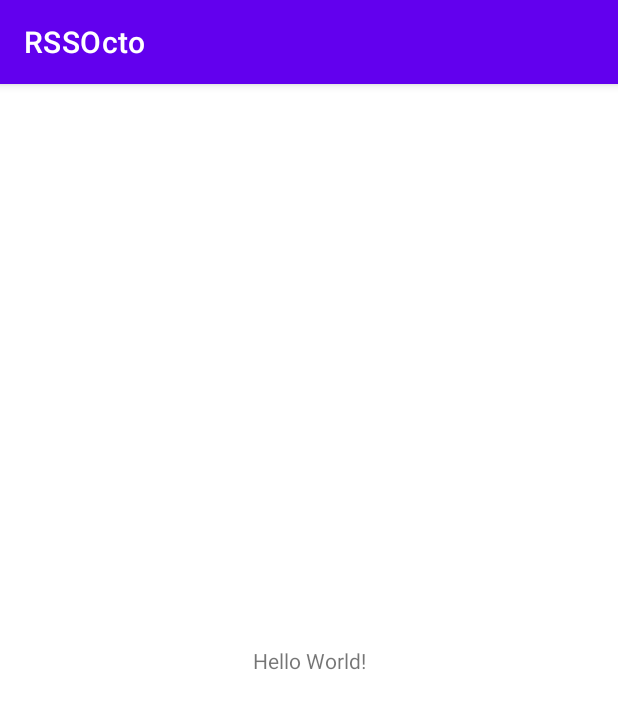
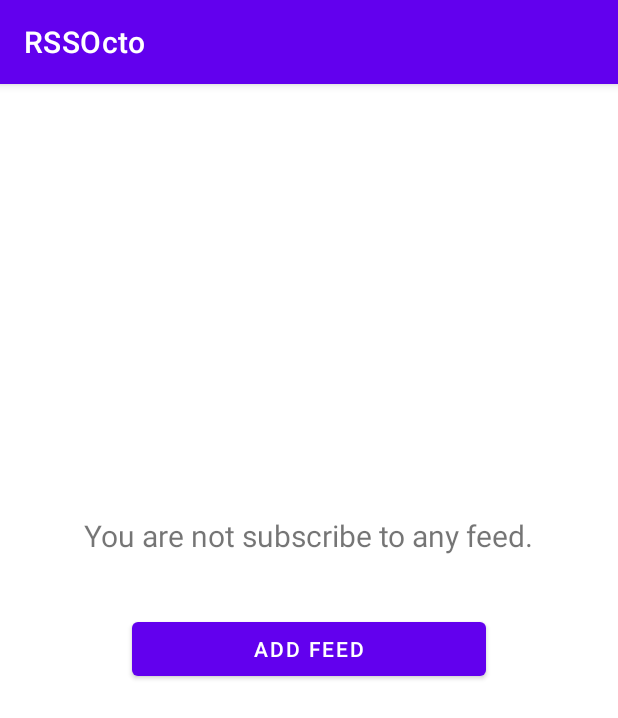
Before and after one commit to wongweilok/RSSOcto, an Android app: the screen it shows after launch (MainActivity), on a phone screen of 412 x 824 dp. Shown: the top 718 px of the screen. Run offline under Robolectric (Android 15) with nearby library versions, the phone set to English and light mode, and no system bars.

Commit message:
feat: Add NavGraph for navigating between fragments

```diff
--- a/app/build.gradle
+++ b/app/build.gradle
@@ -37,6 +37,7 @@ android {
 
     buildFeatures {
         dataBinding true
+        viewBinding true
     }
 }
 
--- /dev/null
+++ b/app/src/main/java/com/weilok/rssocto/AddFeedFragment.kt
@@ -0,0 +1,6 @@
+package com.weilok.rssocto
+
+import androidx.fragment.app.Fragment
+
+class AddFeedFragment : Fragment(R.layout.fragment_add_feed) {
+}
--- /dev/null
+++ b/app/src/main/java/com/weilok/rssocto/HomeFragment.kt
@@ -0,0 +1,21 @@
+package com.weilok.rssocto
+
+import android.os.Bundle
+import android.view.View
+import androidx.fragment.app.Fragment
+import androidx.navigation.fragment.findNavController
+import com.weilok.rssocto.databinding.FragmentHomeBinding
+
+class HomeFragment : Fragment(R.layout.fragment_home) {
+    private lateinit var binding: FragmentHomeBinding
+
+    override fun onViewCreated(view: View, savedInstanceState: Bundle?) {
+        super.onViewCreated(view, savedInstanceState)
+
+        binding = FragmentHomeBinding.bind(view)
+        binding.btnAddFeed.setOnClickListener {
+            val action = HomeFragmentDirections.actionHomeFragmentToAddFeedFragment()
+            findNavController().navigate(action)
+        }
+    }
+}
--- a/app/src/main/res/layout/activity_main.xml
+++ b/app/src/main/res/layout/activity_main.xml
@@ -6,13 +6,16 @@
     android:layout_height="match_parent"
     tools:context=".MainActivity">
 
-    <TextView
-        android:layout_width="wrap_content"
-        android:layout_height="wrap_content"
-        android:text="Hello World!"
+    <androidx.fragment.app.FragmentContainerView
+        android:id="@+id/nav_host_fragment"
+        android:name="androidx.navigation.fragment.NavHostFragment"
+        android:layout_width="match_parent"
+        android:layout_height="match_parent"
+        app:defaultNavHost="true"
         app:layout_constraintBottom_toBottomOf="parent"
         app:layout_constraintLeft_toLeftOf="parent"
         app:layout_constraintRight_toRightOf="parent"
-        app:layout_constraintTop_toTopOf="parent" />
+        app:layout_constraintTop_toTopOf="parent"
+        app:navGraph="@navigation/nav_map" />
 
 </androidx.constraintlayout.widget.ConstraintLayout>
--- /dev/null
+++ b/app/src/main/res/layout/fragment_home.xml
@@ -0,0 +1,34 @@
+<?xml version="1.0" encoding="utf-8"?>
+<androidx.constraintlayout.widget.ConstraintLayout xmlns:android="http://schemas.android.com/apk/res/android"
+    xmlns:app="http://schemas.android.com/apk/res-auto"
+    xmlns:tools="http://schemas.android.com/tools"
+    android:layout_width="match_parent"
+    tools:context=".HomeFragment"
+    android:layout_height="match_parent">
+
+    <TextView
+        android:id="@+id/tvNoFeed"
+        android:layout_width="wrap_content"
+        android:layout_height="wrap_content"
+        android:layout_marginTop="250dp"
+        android:text="@string/no_feed_message"
+        android:textSize="20sp"
+        app:layout_constraintBottom_toTopOf="@+id/btnAddFeed"
+        app:layout_constraintEnd_toEndOf="parent"
+        app:layout_constraintStart_toStartOf="parent"
+        app:layout_constraintTop_toTopOf="parent" />
+
+    <Button
+        android:id="@+id/btnAddFeed"
+        android:layout_width="0dp"
+        android:layout_height="wrap_content"
+        android:layout_marginStart="32dp"
+        android:layout_marginEnd="32dp"
+        android:layout_marginBottom="330dp"
+        android:text="@string/btn_add_feed"
+        app:layout_constraintBottom_toBottomOf="parent"
+        app:layout_constraintEnd_toEndOf="@+id/tvNoFeed"
+        app:layout_constraintStart_toStartOf="@+id/tvNoFeed"
+        app:layout_constraintTop_toBottomOf="@+id/tvNoFeed" />
+
+</androidx.constraintlayout.widget.ConstraintLayout>
--- /dev/null
+++ b/app/src/main/res/navigation/nav_map.xml
@@ -0,0 +1,26 @@
+<?xml version="1.0" encoding="utf-8"?>
+<navigation xmlns:android="http://schemas.android.com/apk/res/android"
+    xmlns:app="http://schemas.android.com/apk/res-auto"
+    xmlns:tools="http://schemas.android.com/tools"
+    android:id="@+id/nav_map"
+    app:startDestination="@id/homeFragment">
+
+    <fragment
+        android:id="@+id/homeFragment"
+        android:name="com.weilok.rssocto.HomeFragment"
+        android:label="fragment_home"
+        tools:layout="@layout/fragment_home" >
+        <action
+            android:id="@+id/action_homeFragment_to_addFeedFragment"
+            app:destination="@id/addFeedFragment"
+            app:enterAnim="@anim/nav_default_enter_anim"
+            app:exitAnim="@anim/nav_default_exit_anim"
+            app:popEnterAnim="@anim/nav_default_pop_enter_anim"
+            app:popExitAnim="@anim/nav_default_pop_exit_anim" />
+    </fragment>
+    <fragment
+        android:id="@+id/addFeedFragment"
+        android:name="com.weilok.rssocto.AddFeedFragment"
+        android:label="fragment_add_feed"
+        tools:layout="@layout/fragment_add_feed" />
+</navigation>
--- a/app/src/main/res/values/strings.xml
+++ b/app/src/main/res/values/strings.xml
@@ -1,3 +1,13 @@
 <resources>
     <string name="app_name">RSSOcto</string>
+
+    <!-- TextView -->
+    <string name="no_feed_message">You are not subscribe to any feed.</string>
+
+    <!-- Button -->
+    <string name="btn_add_feed">Add Feed</string>
+    <string name="btn_add">Add</string>
+
+    <!-- EditText -->
+    <string name="et_feed_url_hint">Feed URL</string>
 </resources>
```
Also changed, not shown: app/src/main/res/layout/fragment_add_feed.xml (added, +36 -0 lines).
